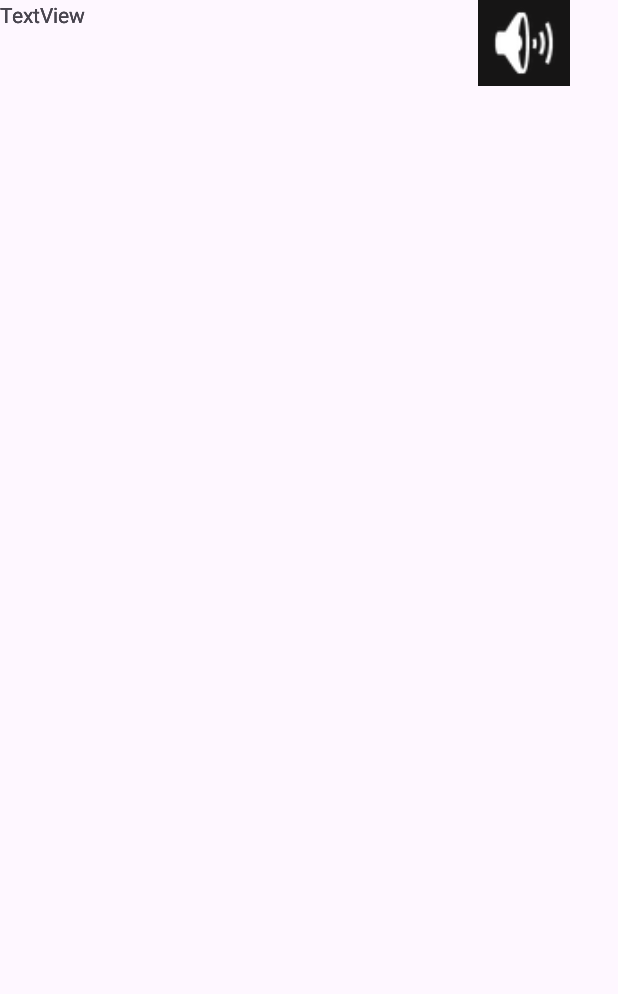
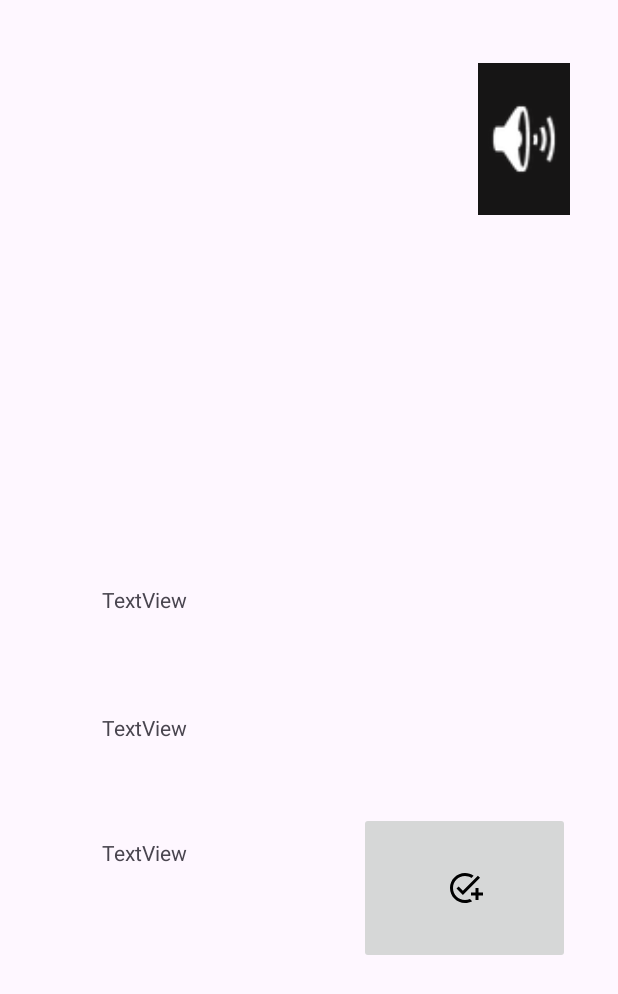
Before and after one commit to rmeysaaltay/PictureEnglishCard, an Android app: the fragment DetayFragment shown on its own in the app's theme, on a phone screen of 412 x 824 dp. Shown: the top 994 px of the screen. Run offline under Robolectric (Android 15) with nearby library versions, the phone set to English and light mode, and no system bars.

Commit message:
data added

```diff
--- a/app/src/main/java/com/example/pictureenglishcards/data/WordViewModel.kt
+++ b/app/src/main/java/com/example/pictureenglishcards/data/WordViewModel.kt
@@ -18,10 +18,70 @@ class WordViewModel(application: Application) : AndroidViewModel(application) {
         readAllData = repository.readAllData
     }
 
-    suspend fun addWords(words: ClassData) {
-        viewModelScope.launch(Dispatchers.IO) { }
-        repository.addWords(words)
+//    suspend fun addWords(words: ClassData) {
+//        viewModelScope.launch(Dispatchers.IO) { }
+//        repository.addWords(words)
+//
+//    }
+    fun addSampleWords() {
+       /* viewModelScope.launch(Dispatchers.IO) {
+            val wordsList = listOf(
+                //ClassData(titleImage = R.drawable.sample1, kelime = "big", kelimeAnlami = "Büyük", cumle = "What a big house!"),
+                //ClassData(titleImage = R.drawable.sample2, kelime = "bad", kelimeAnlami = "Kötü", cumle = "A bad smell!"),
+               //ClassData(kelime="happy", kelimeAnlami="mutlu", cumle="I am very happy because of you.")
+                //ClassData(kelime="cold",kelimeAnlami="soğuk",cumle="")
+                 //ClassData(kelime="new",kelimeAnlami="yeni",cumle="")
+              //  ClassData(kelime="sad",kelimeAnlami="üzgün",cumle="")
+                //  ClassData(kelime="have",kelimeAnlami="sahip olmak",cumle="")
+                //  ClassData(kelime="do",kelimeAnlami="yapmak",cumle="")
+                //  ClassData(kelime="go",kelimeAnlami="gitmek",cumle="")
+                //  ClassData(kelime="see",kelimeAnlami="görmek",cumle="")
+                //  ClassData(kelime="eat",kelimeAnlami="yemek",cumle="")
+                //  ClassData(kelime="read",kelimeAnlami="okumak",cumle="")
+                //  ClassData(kelime="play",kelimeAnlami="oynamak",cumle="")
+                //  ClassData(kelime="drink",kelimeAnlami="içmek",cumle="")
+                //  ClassData(kelime="difficult",kelimeAnlami="zor",cumle="")
+                //  ClassData(kelime="different",kelimeAnlami="farklı",cumle="")
+                //  ClassData(kelime="comfortable",kelimeAnlami="rahat",cumle="")
+                //  ClassData(kelime="quiet",kelimeAnlami="sessiz",cumle="")
+                //  ClassData(kelime="cheap",kelimeAnlami="ucuz",cumle="")
+                //  ClassData(kelime="want",kelimeAnlami="istemek",cumle="")
+                //  ClassData(kelime="need",kelimeAnlami="ihtiyaç duymak",cumle="")
+                //  ClassData(kelime="try",kelimeAnlami="denemek",cumle="")
+                //  ClassData(kelime="know",kelimeAnlami="bilmek",cumle="")
+                //  ClassData(kelime="find",kelimeAnlami="bulmak",cumle="")
+                //  ClassData(kelime="important",kelimeAnlami="önemli",cumle="")
+                //  ClassData(kelime="useful",kelimeAnlami="kullanışlı",cumle="")
+                //  ClassData(kelime="efficient",kelimeAnlami="verimli",cumle="")
+                //  ClassData(kelime="reliable",kelimeAnlami="güvenilir",cumle="")
+                //  ClassData(kelime="unusual",kelimeAnlami="alışılmadık",cumle="")
+                //  ClassData(kelime="dangerous",kelimeAnlami="tehlikeli",cumle="")
+                //  ClassData(kelime="familiar",kelimeAnlami="tanıdık",cumle="")
+                //  ClassData(kelime="decide",kelimeAnlami="karar vermek",cumle="")
+                //  ClassData(kelime="argue",kelimeAnlami="tartışmak",cumle="")
+                //  ClassData(kelime="explore",kelimeAnlami="keşfetmek",cumle="")
+                //  ClassData(kelime="develop",kelimeAnlami="geliştirmek",cumle="")
+                //  ClassData(kelime="manage",kelimeAnlami="yönetmek",cumle="")
+                //  ClassData(kelime="significant",kelimeAnlami="önemli",cumle="")
+                //  ClassData(kelime="complex",kelimeAnlami="karmaşık",cumle="")
+                //  ClassData(kelime="accurate",kelimeAnlami="doğru",cumle="")
+                //  ClassData(kelime="effective",kelimeAnlami="etkili",cumle="")
+                //  ClassData(kelime="reasonable",kelimeAnlami="makul",cumle="")
+                //  ClassData(kelime="achieve",kelimeAnlami="başarmak",cumle="")
+                //  ClassData(kelime="demonstrate",kelimeAnlami="göstermek",cumle="")
+                //  ClassData(kelime="implement",kelimeAnlami="uygulamak",cumle="")
+                //  ClassData(kelime="analyze",kelimeAnlami="analiz etmek",cumle="")
+                //  ClassData(kelime="assess",kelimeAnlami="değerlendirmek",cumle="")
+              //ClassData(kelime ="come" , kelimeAnlami ="gelmek" , cumle = "")
+             //ClassData(kelime = "say", kelimeAnlami = "söylemek", cumle = "")
+            //ClassData(kelime = "exciting ", kelimeAnlami = "heycan verici", cumle ="" )
+            //ClassData(kelime = "improve", kelimeAnlami = "geliştirmek", cumle ="" )
+            //ClassData(kelime = ""fast, kelimeAnlami = "hızlı", cumle ="" )
 
+
+            )
+            wordsList.forEach { repository.addWords(it) }
+        }*/
     }
 
 }
--- a/app/src/main/res/layout/fragment_detay.xml
+++ b/app/src/main/res/layout/fragment_detay.xml
@@ -23,6 +23,19 @@
 
     </LinearLayout>
 
+    <TextView
+        android:id="@+id/cumle"
+        android:layout_width="0dp"
+        android:layout_height="0dp"
+        android:layout_marginStart="68dp"
+        android:layout_marginEnd="30dp"
+        android:layout_marginBottom="211dp"
+        android:text="TextView"
+        app:layout_constraintBottom_toBottomOf="parent"
+        app:layout_constraintEnd_toStartOf="@+id/imageButton2"
+        app:layout_constraintStart_toStartOf="parent"
+        app:layout_constraintTop_toBottomOf="@+id/kelimeAnlami" />
+
     <com.google.android.material.imageview.ShapeableImageView
         android:id="@+id/title_image"
         android:layout_width="146dp"
@@ -38,36 +51,49 @@
     <TextView
         android:id="@+id/kelime"
         android:layout_width="122dp"
-        android:layout_height="31dp"
+        android:layout_height="0dp"
+        android:layout_marginStart="68dp"
+        android:layout_marginTop="390dp"
+        android:layout_marginBottom="31dp"
         android:text="TextView"
-        tools:layout_editor_absoluteX="68dp"
-        tools:layout_editor_absoluteY="390dp" />
+        app:layout_constraintBottom_toTopOf="@+id/kelimeAnlami"
+        app:layout_constraintStart_toStartOf="parent"
+        app:layout_constraintTop_toTopOf="parent" />
 
     <TextView
         android:id="@+id/kelimeAnlami"
         android:layout_width="132dp"
-        android:layout_height="20dp"
+        android:layout_height="0dp"
+        android:layout_marginBottom="29dp"
         android:text="TextView"
-        tools:layout_editor_absoluteX="68dp"
-        tools:layout_editor_absoluteY="452dp" />
+        app:layout_constraintBottom_toTopOf="@+id/cumle"
+        app:layout_constraintStart_toStartOf="@+id/kelime"
+        app:layout_constraintTop_toBottomOf="@+id/kelime" />
 
     <ImageView
         android:id="@+id/imageView"
         android:layout_width="61dp"
-        android:layout_height="57dp"
+        android:layout_height="0dp"
+        android:layout_marginTop="42dp"
         android:layout_marginEnd="32dp"
+        android:layout_marginBottom="398dp"
         android:background="#161515"
+        app:layout_constraintBottom_toTopOf="@+id/imageButton2"
         app:layout_constraintEnd_toEndOf="parent"
-        app:srcCompat="@android:drawable/ic_lock_silent_mode_off"
-        tools:layout_editor_absoluteY="42dp" />
+        app:layout_constraintTop_toTopOf="parent"
+        app:srcCompat="@android:drawable/ic_lock_silent_mode_off" />
 
-    <TextView
-        android:id="@+id/cumle"
-        android:layout_width="223dp"
-        android:layout_height="36dp"
-        android:text="TextView"
-        tools:layout_editor_absoluteX="83dp"
-        tools:layout_editor_absoluteY="510dp" />
+    <ImageButton
+        android:id="@+id/imageButton2"
+        android:layout_width="0dp"
+        android:layout_height="0dp"
+        android:layout_marginEnd="32dp"
+        android:layout_marginBottom="181dp"
+        app:layout_constraintBottom_toBottomOf="parent"
+        app:layout_constraintEnd_toEndOf="parent"
+        app:layout_constraintStart_toEndOf="@+id/cumle"
+        app:layout_constraintTop_toBottomOf="@+id/imageView"
+        app:srcCompat="@drawable/learned" />
 
 
 </androidx.constraintlayout.widget.ConstraintLayout>
```
Also changed, not shown: app/src/main/res/raw/bulmak.json (added, +1 -0 lines).
